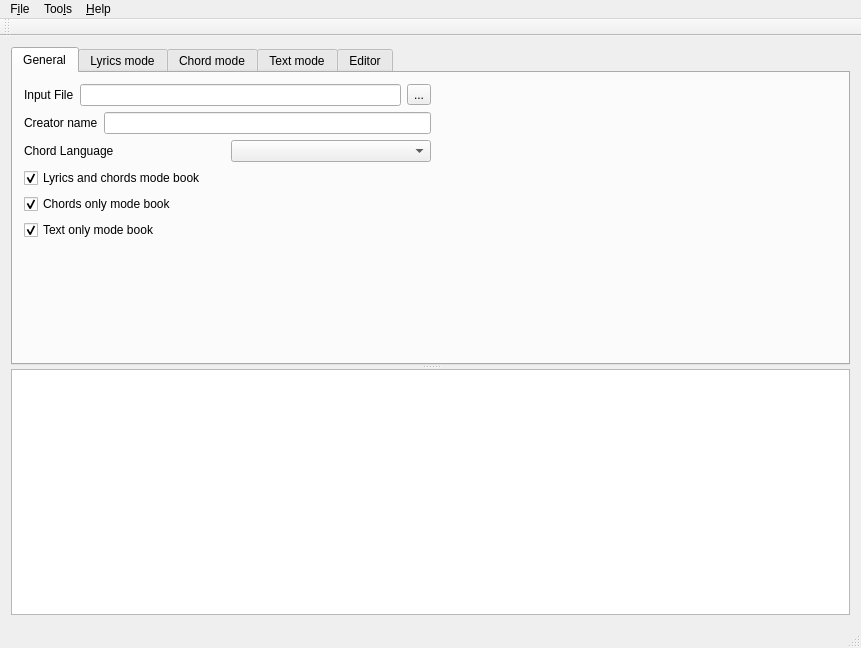
The window that mainwindow.ui (jpcima/chordv) describes before a commit, drawn with Qt 5.
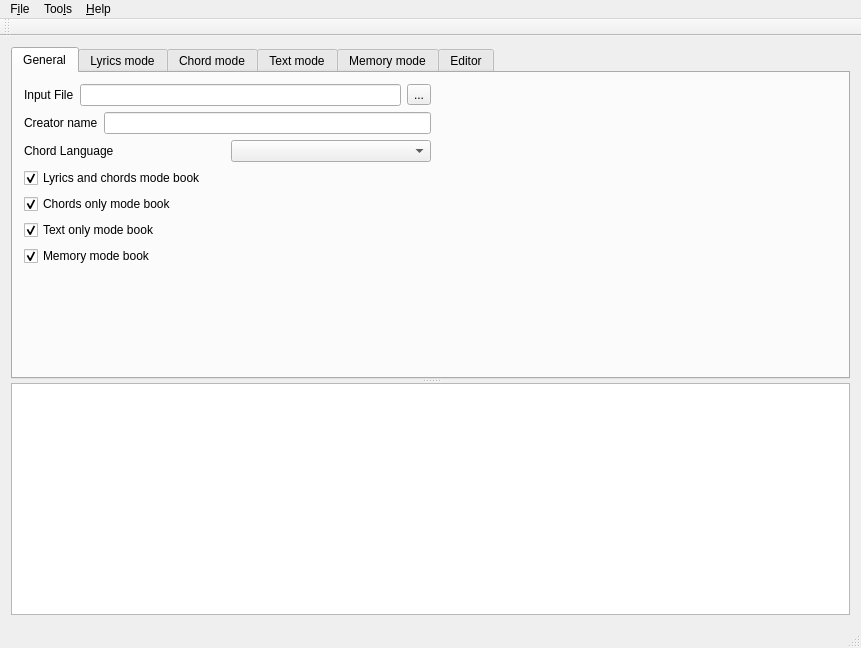
The same window after the commit. The open tabs and pages were chosen to show the change. Custom widgets are drawn as their Qt base class.

```diff
--- a/mainwindow.ui
+++ b/mainwindow.ui
@@ -117,6 +117,16 @@
                  </property>
                 </widget>
                </item>
+               <item>
+                <widget class="QCheckBox" name="checkBoxMemoryMode">
+                 <property name="text">
+                  <string>Memory mode book</string>
+                 </property>
+                 <property name="checked">
+                  <bool>true</bool>
+                 </property>
+                </widget>
+               </item>
               </layout>
              </item>
              <item>
@@ -181,6 +191,16 @@
          </item>
         </layout>
        </widget>
+       <widget class="QWidget" name="tab">
+        <attribute name="title">
+         <string>Memory mode</string>
+        </attribute>
+        <layout class="QVBoxLayout" name="verticalLayout">
+         <item>
+          <widget class="MemoryConfig" name="widget_3" native="true"/>
+         </item>
+        </layout>
+       </widget>
        <widget class="QWidget" name="Editor2">
         <attribute name="title">
          <string>Editor</string>
@@ -324,6 +344,12 @@
    <extends>QTextEdit</extends>
    <header>logmessages.h</header>
   </customwidget>
+  <customwidget>
+   <class>MemoryConfig</class>
+   <extends>QWidget</extends>
+   <header>memoryconfig.h</header>
+   <container>1</container>
+  </customwidget>
  </customwidgets>
  <resources/>
  <connections/>
```
Left out of the diff: 17 changed lines with no effect on the pictures.
